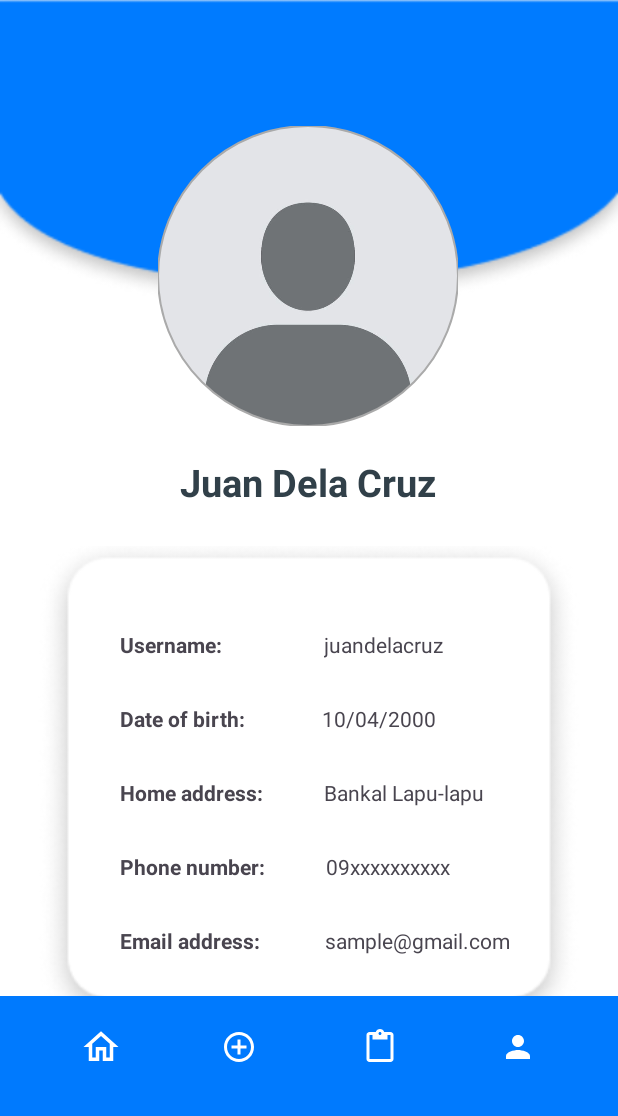
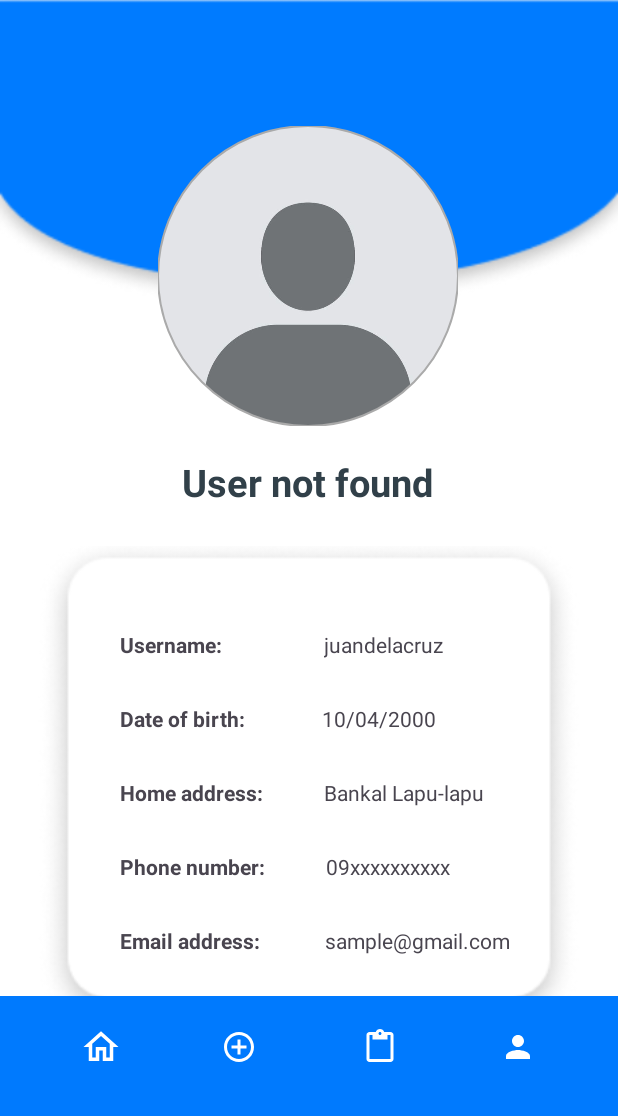
Before and after one commit to yevgeny182/MobDevFinal, an Android app: the ProfileScreen screen opened directly, with no data from a screen before it, on a phone screen of 412 x 824 dp, the part 120-1236 px from its top. Run offline under Robolectric (Android 15) with nearby library versions, the phone set to English and light mode, and no system bars; our stand-ins replace Firebase (no records; nobody signed in at launch, a user with empty details on screens opened directly).

Commit message:
new push

```diff
--- a/app/src/main/java/com/example/finalproject/ProfileScreen.java
+++ b/app/src/main/java/com/example/finalproject/ProfileScreen.java
@@ -3,6 +3,7 @@ package com.example.finalproject;
 import android.content.DialogInterface;
 import android.content.Intent;
 import android.os.Bundle;
+import android.util.Log;
 import android.view.View;
 import android.widget.ImageButton;
 import android.widget.TextView;
@@ -16,9 +17,12 @@ import androidx.core.view.WindowInsetsCompat;
 
 import com.google.firebase.auth.FirebaseAuth;
 import com.google.firebase.auth.FirebaseUser;
+import com.google.firebase.firestore.DocumentSnapshot;
+import com.google.firebase.firestore.FirebaseFirestore;
 
 public class ProfileScreen extends AppCompatActivity {
     ImageButton home, add, bills, profile, logout;
+    String loggedUserId;
     private FirebaseAuth mAuth;
 
     @Override
@@ -55,6 +59,8 @@ public class ProfileScreen extends AppCompatActivity {
         });
         profile.setImageResource(R.drawable.baseline_person_24);
 
+        displayLoggedInUserData();
+
         logout.setOnClickListener(new View.OnClickListener() {
             @Override
             public void onClick(View view) {
@@ -82,6 +88,52 @@ public class ProfileScreen extends AppCompatActivity {
 
     }
 
+    public void displayLoggedInUserData() {
+        FirebaseAuth auth = FirebaseAuth.getInstance();
+        FirebaseFirestore db = FirebaseFirestore.getInstance();
+        TextView tvUsername = findViewById(R.id.nameholder);
+        TextView tvUser = findViewById(R.id.username);
+        TextView contactNumber = findViewById(R.id.contact);
+        TextView address = findViewById(R.id.address);
+
+        FirebaseUser currentUser = auth.getCurrentUser();
+        if (currentUser != null) {
+            loggedUserId = currentUser.getUid(); // Logged-in user's UID
+
+            // Fetch user data from Firestore
+            db.collection("users").document(loggedUserId).get()
+                    .addOnCompleteListener(task -> {
+                        if (task.isSuccessful() && task.getResult() != null) {
+                            DocumentSnapshot document = task.getResult();
+                            if (document.exists()) {
+                                // Retrieve and set the username
+                                String loggedUserName = document.getString("FirstName") + " " + document.getString("LastName");
+                                String loggedUser = document.getString("PhoneNum");
+                                String loggedcontact = document.getString("Username");
+                                String loggedaddress = document.getString("Address");
+
+
+                                tvUsername.setText(loggedUserName); // Update the TextView here
+                                tvUser.setText(loggedUser);
+                                contactNumber.setText(loggedcontact);
+                                address.setText(loggedaddress);
+
+
+                            } else {
+                                Log.w("USER_DATA", "No user data found.");
+                                tvUsername.setText("User not found");
+                            }
+                        } else {
+                            Log.e("USER_DATA_ERROR", "Error getting user data: " + task.getException().getMessage());
+                            tvUsername.setText("Error fetching data");
+                        }
+                    });
+        } else {
+            Log.w("USER_WARNING", "No user is currently logged in.");
+            tvUsername.setText("Not logged in");
+        }
+    }
+
     boolean logOutofApp(){
         mAuth.signOut();
         return true;
```
